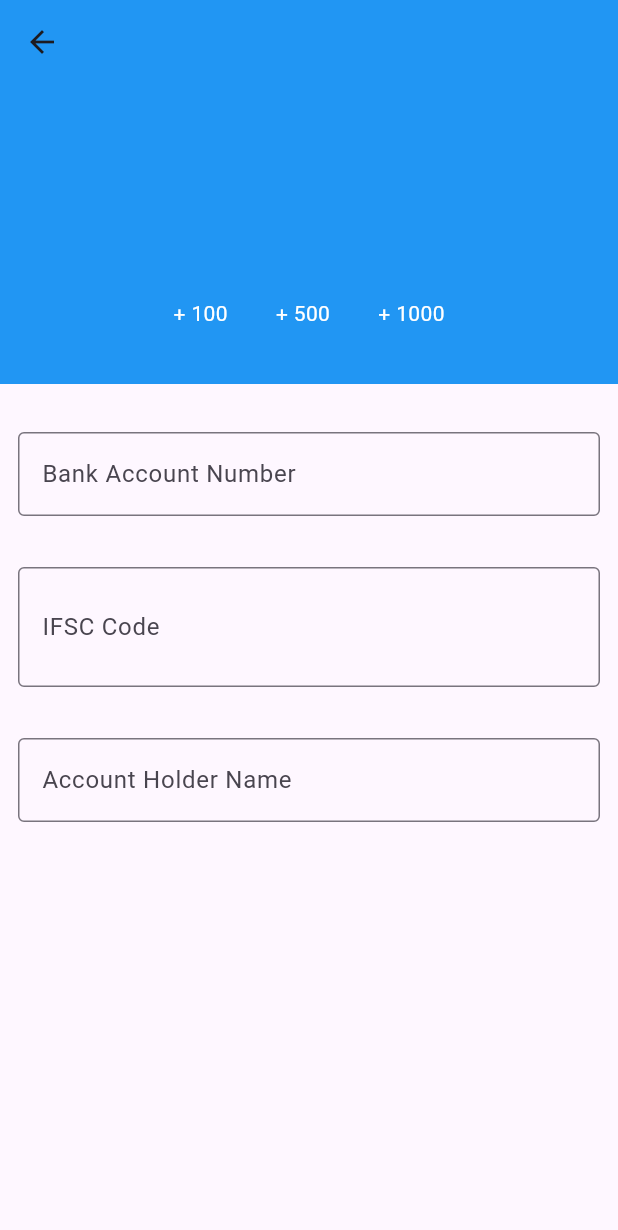
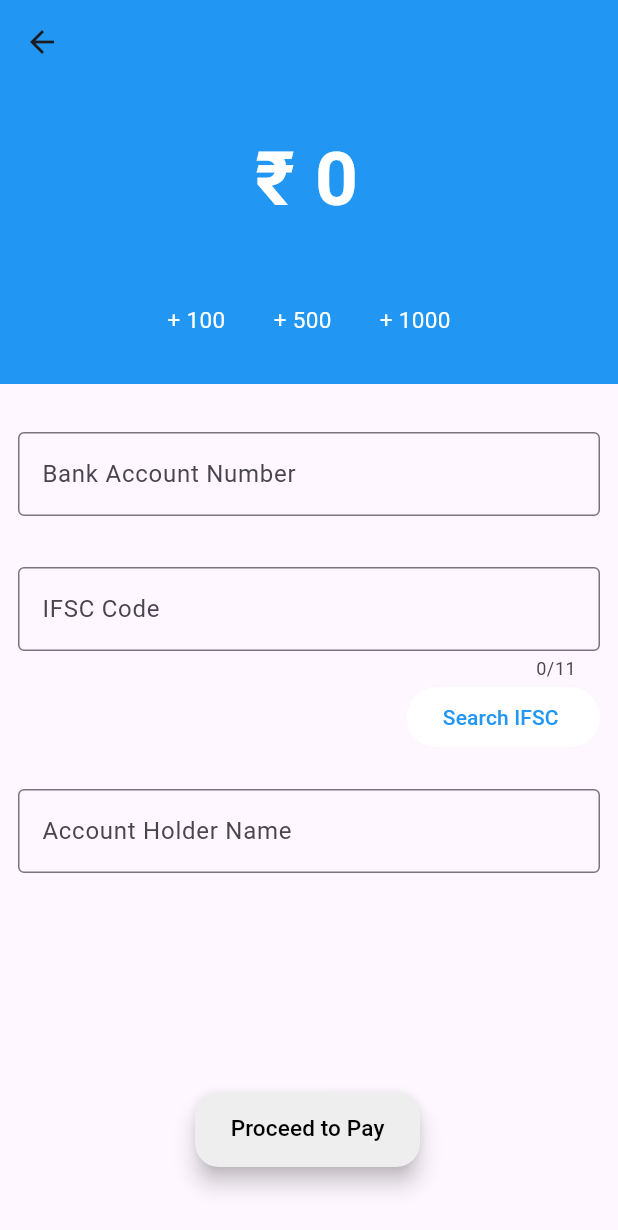
Before and after one commit to msp397/tpaytest, a Flutter app: the Dashboard screen opened by its route, after a tap on "Bank Transfer", on a phone screen of 412 x 824 dp. Shown: the top 1230 px of the screen. Run offline on Flutter 3.47's test engine with Material 3 defaults, Android fonts, the phone set to English and light mode, and no system bars; our stand-ins replace another_flutter_splash_screen, connectivity_plus, get, getwidget, intl_phone_field, intl_phone_number_input and 4 more; missing offline and left inert: dart:ffi, qr_code_scanner; network calls fail.

Commit message:
latest chnages

```diff
--- a/lib/screens/others/bankTransfer.dart
+++ b/lib/screens/others/bankTransfer.dart
@@ -1,4 +1,8 @@
+import 'dart:ffi';
+
 import 'package:flutter/material.dart';
+import 'package:flutter/services.dart';
+import 'package:get/get.dart';
 
 class Banktransfer extends StatefulWidget {
   const Banktransfer({super.key});
@@ -18,6 +22,9 @@ class _BanktransferState extends State<Banktransfer> {
   @override
   void initState() {
     super.initState();
+    moneyController.text == ""
+        ? moneyController.text = '₹ 0'
+        : moneyController.text;
     accountNumberController.addListener(validateForm);
     ifscCodeController.addListener(validateForm);
     accountHolderController.addListener(validateForm);
@@ -39,9 +46,9 @@ class _BanktransferState extends State<Banktransfer> {
 
     bool isValidAccountNumber =
         accountNumber.length == 16 && int.tryParse(accountNumber) != null;
-    bool isValidIFSC = ifscCode.length == 10;
+    bool isValidIFSC = ifscCode.length == 11;
     bool isValidAccountHolderName =
-        accountHolderName.isNotEmpty && accountHolderName.length <= 15;
+        accountHolderName.isNotEmpty && accountHolderName.length <= 20;
 
     bool formIsValid =
         isValidAccountNumber && isValidIFSC && isValidAccountHolderName;
@@ -51,13 +58,23 @@ class _BanktransferState extends State<Banktransfer> {
     });
   }
 
+  void _updateMoney(double amount) {
+    setState(() {
+      final currentAmount =
+          double.tryParse(moneyController.text.replaceAll('₹ ', '')) ?? 0.0;
+      moneyController.text = '₹ ${currentAmount + amount}';
+    });
+  }
+
   @override
   Widget build(BuildContext context) {
     return Scaffold(
       appBar: AppBar(
         backgroundColor: Theme.of(context).primaryColorDark,
       ),
-      body: Column(
+      body: SingleChildScrollView(
+        scrollDirection: Axis.vertical,
+        child: Column(
           children: [
             Container(
               width: double.infinity,
@@ -71,15 +88,18 @@ class _BanktransferState extends State<Banktransfer> {
                   MoneyTextField(
                     controller: moneyController,
                   ),
-                Row(
+                  Padding(
+                    padding: const EdgeInsets.only(bottom: 15),
+                    child: Row(
                       mainAxisAlignment: MainAxisAlignment.center,
                       children: [
-                    _buildRoundedBadge('+ 100'),
+                        _buildRoundedBadge(100),
                         const SizedBox(width: 8),
-                    _buildRoundedBadge('+ 500'),
+                        _buildRoundedBadge(500),
                         const SizedBox(width: 8),
-                    _buildRoundedBadge('+ 1000'),
+                        _buildRoundedBadge(1000),
                       ],
+                    ),
                   ),
                 ],
               ),
@@ -89,6 +109,10 @@ class _BanktransferState extends State<Banktransfer> {
               padding: const EdgeInsets.all(12.0),
               child: TextField(
                 controller: accountNumberController,
+                keyboardType: TextInputType.number,
+                inputFormatters: <TextInputFormatter>[
+                  FilteringTextInputFormatter.digitsOnly
+                ],
                 decoration: const InputDecoration(
                   border: OutlineInputBorder(),
                   labelText: 'Bank Account Number',
@@ -98,49 +122,49 @@ class _BanktransferState extends State<Banktransfer> {
             const SizedBox(height: 10),
             Padding(
               padding: const EdgeInsets.all(12.0),
-            child: TextField(
+              child: Column(
+                crossAxisAlignment: CrossAxisAlignment.end,
+                children: [
+                  TextField(
                     controller: ifscCodeController,
-              decoration: InputDecoration(
+                    textCapitalization: TextCapitalization.characters,
+                    inputFormatters: <TextInputFormatter>[
+                      FilteringTextInputFormatter.allow(RegExp(r'[A-Z0-9]')),
+                    ],
+                    maxLength: 11,
+                    decoration: const InputDecoration(
                       border: OutlineInputBorder(),
                       labelText: 'IFSC Code',
-                  suffix: TextButton(
+                    ),
+                  ),
+                  ElevatedButton(
                     onPressed: () {},
-                    child: const Text('Search IFSC '),
                     style: TextButton.styleFrom(
                         foregroundColor: Theme.of(context).primaryColorDark,
+                        backgroundColor: Theme.of(context).cardColor,
+                        elevation: 0),
+                    child: const Text('Search IFSC '),
                   ),
-                  )),
+                ],
               ),
             ),
-          const SizedBox(height: 10),
             Padding(
               padding: const EdgeInsets.all(12.0),
               child: TextField(
                 controller: accountHolderController,
+                textCapitalization: TextCapitalization.characters,
+                inputFormatters: <TextInputFormatter>[
+                  FilteringTextInputFormatter.allow(RegExp(r'[a-zA-Z]')),
+                ],
                 decoration: const InputDecoration(
                   border: OutlineInputBorder(),
                   labelText: 'Account Holder Name',
                 ),
               ),
             ),
-          const SizedBox(height: 20),
-          // if (accountNumberController.text.isNotEmpty &&
-          //     ifscCodeController.text.isNotEmpty &&
-          //     accountHolderController.text.isNotEmpty)
-          //   ElevatedButton(
-          //     onPressed: () {},
-          //     style: ElevatedButton.styleFrom(
-          //       shape: RoundedRectangleBorder(
-          //         borderRadius: BorderRadius.circular(20),
-          //       ),
-          //       foregroundColor: Colors.white,
-          //       backgroundColor: isFormValid
-          //           ? Theme.of(context).primaryColorLight
-          //           : Theme.of(context).primaryColor,
-          //     ),
-          //     child: const Text('Proceed'),
-          //   ),
+            const SizedBox(height: 100),
           ],
+        ),
       ),
       floatingActionButton: Center(
         child: Padding(
@@ -151,24 +175,24 @@ class _BanktransferState extends State<Banktransfer> {
               SizedBox(
                 width: 150,
                 height: 50,
-                child: accountNumberController.text.isNotEmpty &&
-                        ifscCodeController.text.isNotEmpty &&
-                        accountHolderController.text.isNotEmpty
-                    ? FloatingActionButton(
-                        backgroundColor: Theme.of(context).primaryColor,
-                        foregroundColor: Theme.of(context).primaryColorLight,
+                child: FloatingActionButton(
+                  backgroundColor: isFormValid
+                      ? Theme.of(context).primaryColor
+                      : Colors.grey.shade200,
+                  foregroundColor: isFormValid
+                      ? Theme.of(context).primaryColorLight
+                      : Colors.black,
                   onPressed: () {
-                          print('Recharge button pressed');
+                    print('proceed button pressed');
                   },
                   child: const Padding(
                     padding: EdgeInsets.only(bottom: 2),
                     child: Text(
-                            'Procedd to Pay',
+                      'Proceed to Pay',
                       style: TextStyle(fontSize: 15),
                     ),
                   ),
-                      )
-                    : Container(),
+                ),
               ),
             ],
           ),
@@ -177,7 +201,7 @@ class _BanktransferState extends State<Banktransfer> {
     );
   }
 
-  Widget _buildRoundedBadge(String text) {
+  Widget _buildRoundedBadge(double amount) {
     return Container(
       padding: const EdgeInsets.symmetric(horizontal: 12, vertical: 4),
       decoration: BoxDecoration(
@@ -186,14 +210,11 @@ class _BanktransferState extends State<Banktransfer> {
       ),
       child: InkWell(
         onTap: () {
-          setState(() {
-            moneyController.text =
-                text.replaceAll('+ ', ''); // Extracting numeric value
-          });
+          _updateMoney(amount);
         },
         child: Text(
-          text,
-          style: const TextStyle(color: Colors.white),
+          '+ ${amount.toInt()}',
+          style: const TextStyle(fontSize: 15, color: Colors.white),
         ),
       ),
     );
@@ -203,22 +224,22 @@ class _BanktransferState extends State<Banktransfer> {
 class MoneyTextField extends StatelessWidget {
   final TextEditingController controller;
 
-  const MoneyTextField({Key? key, required this.controller}) : super(key: key);
+  const MoneyTextField({super.key, required this.controller});
 
   @override
   Widget build(BuildContext context) {
     return Container(
-      padding: const EdgeInsets.all(12.0),
+      padding: const EdgeInsets.only(bottom: 20),
       child: Center(
         child: TextField(
           textAlign: TextAlign.center,
           controller: controller,
-          decoration: InputDecoration(
-            prefixText: '₹ ',
+          decoration: const InputDecoration(
+            prefixText: '',
             border: UnderlineInputBorder(borderSide: BorderSide.none),
           ),
-          style: TextStyle(
-            fontSize: 20.0,
+          style: const TextStyle(
+            fontSize: 50.0,
             color: Colors.white,
             fontWeight: FontWeight.bold,
           ),
--- a/lib/screens/others/dashboard.dart
+++ b/lib/screens/others/dashboard.dart
@@ -205,7 +205,7 @@ class _DashboardState extends State<Dashboard> {
                           height: 10,
                         ),
                         Row(
-                          crossAxisAlignment: CrossAxisAlignment.center,
+                          mainAxisAlignment: MainAxisAlignment.spaceBetween,
                           children: [
                             const Padding(
                               padding: EdgeInsets.only(left: 15, bottom: 12),
@@ -235,52 +235,26 @@ class _DashboardState extends State<Dashboard> {
                           height: 5,
                         ),
                         Row(
+                          mainAxisAlignment: MainAxisAlignment.spaceEvenly,
                           children: [
-                            Padding(
-                              padding:
-                                  const EdgeInsets.only(left: 15, bottom: 12),
-                              child: _buildMenuItem(
-                                  Theme.of(context).primaryColor,
-                                  Icons.send_to_mobile,
-                                  " Mobile \nrecharge", () {
+                            _buildMenuItem(Theme.of(context).primaryColor,
+                                Icons.send_to_mobile, " Mobile \nrecharge", () {
                               Navigator.push(
                                   context,
                                   MaterialPageRoute(
                                       builder: (context) =>
                                           const MobileRecharge()));
                             }),
-                            ),
-                            Padding(
-                              padding:
-                                  const EdgeInsets.only(left: 15, bottom: 12),
-                              child: _buildMenuItem(
-                                  Theme.of(context).primaryColor,
-                                  Icons.credit_card,
-                                  "Credit cards",
-                                  () {}),
-                            ),
-                            Padding(
-                              padding:
-                                  const EdgeInsets.only(left: 15, bottom: 12),
-                              child: _buildMenuItem(
-                                  Theme.of(context).primaryColor,
-                                  Icons.tv,
-                                  "DTH / Cable",
-                                  () {}),
-                            ),
-                            Padding(
-                              padding:
-                                  const EdgeInsets.only(left: 15, bottom: 12),
-                              child: _buildMenuItem(
-                                  Theme.of(context).primaryColor,
-                                  Icons.electric_bolt,
-                                  "Electricity",
-                                  () {}),
-                            ),
+                            _buildMenuItem(Theme.of(context).primaryColor,
+                                Icons.credit_card, "Credit cards", () {}),
+                            _buildMenuItem(Theme.of(context).primaryColor,
+                                Icons.tv, "DTH / Cable", () {}),
+                            _buildMenuItem(Theme.of(context).primaryColor,
+                                Icons.electric_bolt, "Electricity", () {}),
                           ],
                         ),
                         const SizedBox(
-                          height: 10,
+                          height: 20,
                         ),
                         const Padding(
                           padding: EdgeInsets.only(left: 15, bottom: 12),
@@ -292,12 +266,15 @@ class _DashboardState extends State<Dashboard> {
                         const SizedBox(
                           height: 5,
                         ),
-                        const Row(
+                        const Padding(
+                          padding: EdgeInsets.symmetric(horizontal: 35),
+                          child: const Row(
+                            mainAxisAlignment: MainAxisAlignment.start,
                             children: [
-                            Padding(
-                              padding: EdgeInsets.only(left: 15, bottom: 12),
-                              child: GFAvatar(
-                                size: 25,
+                              Column(
+                                children: [
+                                  GFAvatar(
+                                    size: 30,
                                     shape: GFAvatarShape.standard,
                                     backgroundColor: Colors.white,
                                     borderRadius:
@@ -305,28 +282,37 @@ class _DashboardState extends State<Dashboard> {
                                     backgroundImage: NetworkImage(
                                         'https://th.bing.com/th/id/OIP.SgdT7mClMheXgjgx5yEKsAHaHa?rs=1&pid=ImgDetMain'),
                                   ),
+                                  SizedBox(
+                                    height: 5,
                                   ),
-                            Padding(
-                              padding: EdgeInsets.only(left: 15, bottom: 12),
-                              child: GFAvatar(
-                                size: 25,
+                                  Text('Rewards'),
+                                ],
+                              ),
+                              SizedBox(width: 45),
+                              Column(
+                                children: [
+                                  GFAvatar(
+                                    size: 30,
                                     shape: GFAvatarShape.standard,
                                     backgroundColor: Colors.white,
                                     borderRadius:
                                         BorderRadius.all(Radius.circular(50)),
                                     backgroundImage: NetworkImage(
-                                    'https://th.bing.com/th/id/OIP.Y-w0TcBFWY4G-gXMEgu3UgHaE8?rs=1&pid=ImgDetMain'),
+                                        'https://thumbs.dreamstime.com/b/two-connected-mobile-phones-25729761.jpg'),
                                   ),
+                                  Text('Refer a \n friend'),
+                                ],
                               ),
                             ],
                           ),
+                        ),
                         const SizedBox(
-                          height: 10,
+                          height: 20,
                         ),
                         const GFListTile(
                           avatar: Icon(
                             Icons.account_balance,
-                            size: 15,
+                            size: 20,
                           ),
                           title: Text(
                             'Check bank balance',
@@ -340,7 +326,7 @@ class _DashboardState extends State<Dashboard> {
                         const GFListTile(
                           avatar: Icon(
                             Icons.history,
-                            size: 15,
+                            size: 20,
                           ),
                           title: Text(
                             'See transaction history',
--- a/pubspec.yaml
+++ b/pubspec.yaml
@@ -72,6 +72,8 @@ flutter:
   assets:
     - assets/images/gifs/tenor.gif
     - assets/images/gifs/mobile.gif
+    - assets/images/png/intro_vector.jpg
+    - assets/images/png/mobileNumber.png
 
   # An image asset can refer to one or more resolution-specific "variants", see
   # https://flutter.dev/assets-and-images/#resolution-aware
```
Also changed, not shown: lib/main.dart (+3 -4 lines), lib/screens/others/introslider.dart (+65 -28 lines), assets/images/png/intro.png (added), assets/images/png/intro_vector.jpg (added), assets/images/png/mobileNumber.png (added). Lines whose indentation alone changed are shown as unchanged.
